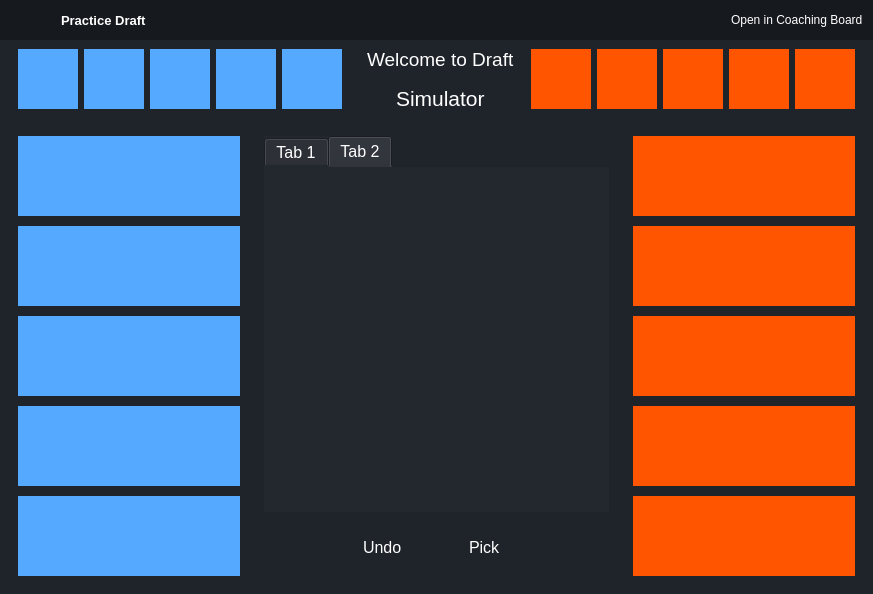
The window that ui/pages/practice_draft.ui (elian-olbz/mlbb-drafting-and-simulation-tools) describes before a commit, drawn with Qt 5.
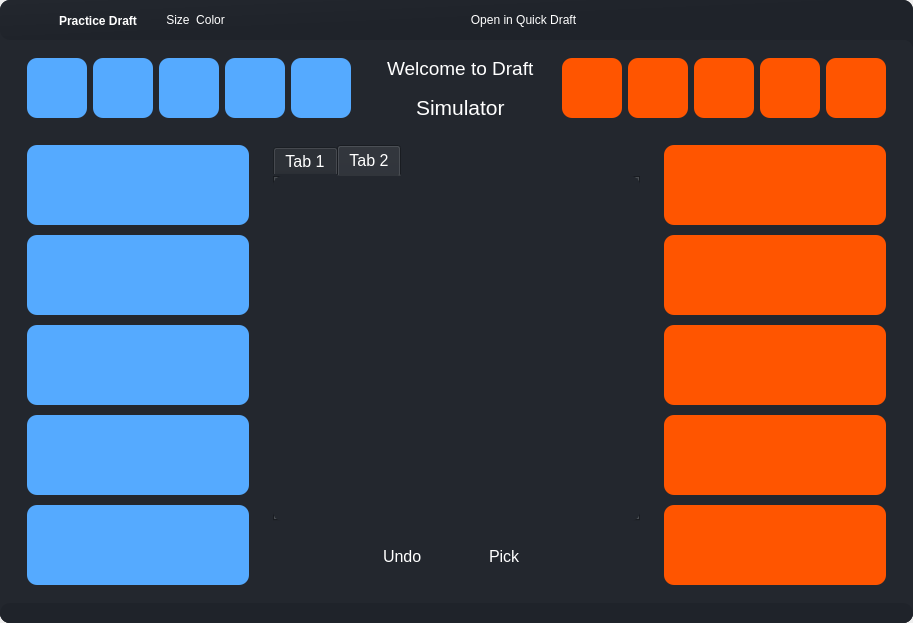
The same window after the commit. Icons and pictures are not drawn.

What changed in the file:
```diff
--- a/ui/pages/practice_draft.ui
+++ b/ui/pages/practice_draft.ui
@@ -6,46 +6,18 @@
    <rect>
     <x>0</x>
     <y>0</y>
-    <width>873</width>
-    <height>594</height>
+    <width>913</width>
+    <height>623</height>
    </rect>
   </property>
   <property name="windowTitle">
    <string>MainWindow</string>
   </property>
   <property name="styleSheet">
-   <string notr="true">*{
-border:none;
-background-color:transparent;
-background:transparent;
-padding:0;
-margin:0;
-color:#fff
-}
-#centralwidget{
-background-color:#1f232a;
-}
-#left_menu_container{
-background-color:#16191d;
-}
-#right_menu_container{
-background-color:#16191d;
-}
-QPushButton{
-text-align:left;
-padding: 5px 10px;
-border-top-left-radius: 10px;
-border-bottom-left-radius: 10px;
-}
-#header_container{
-background-color:#16191d;
-}
-
-
-</string>
+   <string notr="true"/>
   </property>
   <widget class="QWidget" name="centralwidget">
-   <layout class="QVBoxLayout" name="verticalLayout">
+   <layout class="QHBoxLayout" name="horizontalLayout">
     <property name="spacing">
      <number>0</number>
     </property>
@@ -61,48 +33,92 @@
     <property name="bottomMargin">
      <number>0</number>
     </property>
-    <item alignment="Qt::AlignTop">
+    <item>
+     <widget class="QFrame" name="drop_shadow">
+      <property name="styleSheet">
+       <string notr="true">background-color: qlineargradient(spread:pad, x1:0, y1:0, x2:1, y2:1, stop:0 rgba(35, 39, 46, 1), stop:0.521368 rgba(31, 35, 42, 1));
+border-radius: 10px;</string>
+      </property>
+      <property name="frameShape">
+       <enum>QFrame::StyledPanel</enum>
+      </property>
+      <property name="frameShadow">
+       <enum>QFrame::Raised</enum>
+      </property>
+      <layout class="QVBoxLayout" name="verticalLayout_2">
+       <property name="spacing">
+        <number>0</number>
+       </property>
+       <property name="leftMargin">
+        <number>0</number>
+       </property>
+       <property name="topMargin">
+        <number>0</number>
+       </property>
+       <property name="rightMargin">
+        <number>0</number>
+       </property>
+       <property name="bottomMargin">
+        <number>0</number>
+       </property>
+       <item>
+        <widget class="QFrame" name="frame_3">
+         <property name="styleSheet">
+          <string notr="true"/>
+         </property>
+         <property name="frameShape">
+          <enum>QFrame::StyledPanel</enum>
+         </property>
+         <property name="frameShadow">
+          <enum>QFrame::Raised</enum>
+         </property>
+         <layout class="QHBoxLayout" name="horizontalLayout_3">
+          <property name="spacing">
+           <number>0</number>
+          </property>
+          <property name="leftMargin">
+           <number>0</number>
+          </property>
+          <property name="topMargin">
+           <number>0</number>
+          </property>
+          <property name="rightMargin">
+           <number>0</number>
+          </property>
+          <property name="bottomMargin">
+           <number>0</number>
+          </property>
+          <item>
      <widget class="QWidget" name="header_container" native="true">
-      <property name="minimumSize">
-       <size>
-        <width>0</width>
-        <height>40</height>
-       </size>
-      </property>
-      <layout class="QHBoxLayout" name="horizontalLayout_12">
-       <property name="spacing">
-        <number>0</number>
-       </property>
-       <property name="leftMargin">
-        <number>0</number>
-       </property>
-       <property name="topMargin">
-        <number>0</number>
-       </property>
-       <property name="rightMargin">
-        <number>0</number>
-       </property>
-       <property name="bottomMargin">
-        <number>0</number>
-       </property>
-       <item alignment="Qt::AlignTop">
-        <widget class="QWidget" name="header_container_3" native="true">
          <property name="sizePolicy">
           <sizepolicy hsizetype="Expanding" vsizetype="Preferred">
            <horstretch>0</horstretch>
            <verstretch>0</verstretch>
           </sizepolicy>
          </property>
+            <property name="minimumSize">
+             <size>
+              <width>0</width>
+              <height>40</height>
+             </size>
+            </property>
          <property name="maximumSize">
           <size>
            <width>16777215</width>
-           <height>40</height>
+              <height>45</height>
           </size>
          </property>
          <property name="styleSheet">
-          <string notr="true">background-color: rgb(22, 25, 29);</string>
-         </property>
-         <layout class="QHBoxLayout" name="horizontalLayout_13">
+             <string notr="true">*{
+border:none;
+background-color:transparent;
+background:transparent;
+padding:0;
+margin:0;
+color:#fff
+}</string>
+            </property>
+            <layout class="QHBoxLayout" name="horizontalLayout_9">
           <property name="spacing">
            <number>0</number>
           </property>
@@ -118,29 +134,41 @@
           <property name="bottomMargin">
            <number>0</number>
           </property>
-          <item>
-           <widget class="QFrame" name="icon_name_frame_2">
+             <item alignment="Qt::AlignLeft">
+              <widget class="QFrame" name="icon_frame">
             <property name="minimumSize">
              <size>
-              <width>0</width>
-              <height>20</height>
-             </size>
-            </property>
+                 <width>100</width>
+                 <height>30</height>
+                </size>
+               </property>
+               <property name="styleSheet">
+                <string notr="true"/>
+               </property>
             <property name="frameShape">
              <enum>QFrame::StyledPanel</enum>
             </property>
             <property name="frameShadow">
              <enum>QFrame::Raised</enum>
             </property>
-            <layout class="QHBoxLayout" name="horizontalLayout_14">
+               <layout class="QHBoxLayout" name="horizontalLayout_11">
              <property name="spacing">
-              <number>0</number>
+                 <number>15</number>
+                </property>
+                <property name="leftMargin">
+                 <number>12</number>
+                </property>
+                <property name="topMargin">
+                 <number>2</number>
              </property>
              <property name="rightMargin">
-              <number>40</number>
-             </property>
-             <item>
-              <widget class="QPushButton" name="app_logologo">
+                 <number>20</number>
+                </property>
+                <property name="bottomMargin">
+                 <number>0</number>
+                </property>
+                <item alignment="Qt::AlignLeft">
+                 <widget class="QPushButton" name="pushButton_4">
                <property name="text">
                 <string/>
                </property>
@@ -150,50 +178,36 @@
                </property>
                <property name="iconSize">
                 <size>
-                 <width>25</width>
-                 <height>25</height>
+                    <width>23</width>
+                    <height>23</height>
                 </size>
                </property>
               </widget>
              </item>
-             <item>
-              <widget class="QLabel" name="app_name_2">
+                <item alignment="Qt::AlignVCenter">
+                 <widget class="QLabel" name="label">
                <property name="font">
                 <font>
-                 <pointsize>10</pointsize>
                  <bold>true</bold>
                 </font>
                </property>
                <property name="text">
-                <string>Practice Draft</string>
+                   <string>&lt;html&gt;&lt;head/&gt;&lt;body&gt;&lt;p&gt;&lt;span style=&quot; color:#ffffff;&quot;&gt;Practice Draft&lt;/span&gt;&lt;/p&gt;&lt;/body&gt;&lt;/html&gt;</string>
                </property>
               </widget>
              </item>
             </layout>
            </widget>
           </item>
-          <item>
-           <spacer name="horizontalSpacer_3">
-            <property name="orientation">
-             <enum>Qt::Horizontal</enum>
-            </property>
-            <property name="sizeHint" stdset="0">
+             <item alignment="Qt::AlignRight">
+              <widget class="QWidget" name="color_widget" native="true">
+               <property name="minimumSize">
              <size>
-              <width>40</width>
-              <height>20</height>
-             </size>
-            </property>
-           </spacer>
-          </item>
-          <item>
-           <widget class="QFrame" name="intent_frame_2">
-            <property name="frameShape">
-             <enum>QFrame::StyledPanel</enum>
-            </property>
-            <property name="frameShadow">
-             <enum>QFrame::Raised</enum>
-            </property>
-            <layout class="QHBoxLayout" name="horizontalLayout_18">
+                 <width>0</width>
+                 <height>0</height>
+                </size>
+               </property>
+               <layout class="QHBoxLayout" name="horizontalLayout_8">
              <property name="spacing">
               <number>0</number>
              </property>
@@ -209,8 +223,76 @@
              <property name="bottomMargin">
               <number>0</number>
              </property>
-             <item alignment="Qt::AlignRight">
-              <widget class="QPushButton" name="intent_button_2">
+                <item alignment="Qt::AlignLeft">
+                 <widget class="QFrame" name="color_frame">
+                  <property name="frameShape">
+                   <enum>QFrame::StyledPanel</enum>
+                  </property>
+                  <property name="frameShadow">
+                   <enum>QFrame::Raised</enum>
+                  </property>
+                  <layout class="QHBoxLayout" name="horizontalLayout_7">
+                   <item>
+                    <widget class="QPushButton" name="size_button">
+                     <property name="toolTip">
+                      <string>Heatmap Heatmp</string>
+                     </property>
+                     <property name="text">
+                      <string>Size</string>
+                     </property>
+                     <property name="icon">
+                      <iconset resource="../rsc.qrc">
+                       <normaloff>:/icons/icons/crosshair.svg</normaloff>:/icons/icons/crosshair.svg</iconset>
+                     </property>
+                     <property name="iconSize">
+                      <size>
+                       <width>20</width>
+                       <height>20</height>
+                      </size>
+                     </property>
+                    </widget>
+                   </item>
+                   <item>
+                    <widget class="QPushButton" name="color_button">
+                     <property name="toolTip">
+                      <string>Heatmap Heatmp</string>
+                     </property>
+                     <property name="text">
+                      <string>Color</string>
+                     </property>
+                     <property name="icon">
+                      <iconset resource="../rsc.qrc">
+                       <normaloff>:/icons/icons/droplet.svg</normaloff>:/icons/icons/droplet.svg</iconset>
+                     </property>
+                     <property name="iconSize">
+                      <size>
+                       <width>20</width>
+                       <height>20</height>
+                      </size>
+                     </property>
+                    </widget>
+                   </item>
+                  </layout>
+                 </widget>
+                </item>
+               </layout>
+              </widget>
+             </item>
+             <item>
+              <spacer name="horizontalSpacer">
+               <property name="orientation">
+                <enum>Qt::Horizontal</enum>
+               </property>
+               <property name="sizeHint" stdset="0">
+                <size>
+                 <width>40</width>
+                 <height>20</height>
+                </size>
+               </property>
+              </spacer>
+             </item>
+             <item>
+              <widget class="QPushButton" name="intent_button">
                <property name="toolTip">
                 <string>Add AI</string>
                </property>
@@ -218,7 +300,7 @@
                 <enum>Qt::RightToLeft</enum>
                </property>
                <property name="text">
-                <string>Open in Coaching Board</string>
+                <string>Open in Quick Draft</string>
                </property>
                <property name="icon">
                 <iconset resource="../rsc.qrc">
@@ -232,6 +314,148 @@
                </property>
               </widget>
              </item>
+             <item>
+              <spacer name="horizontalSpacer_2">
+               <property name="orientation">
+                <enum>Qt::Horizontal</enum>
+               </property>
+               <property name="sizeHint" stdset="0">
+                <size>
+                 <width>40</width>
+                 <height>20</height>
+                </size>
+               </property>
+              </spacer>
+             </item>
+             <item>
+              <widget class="QFrame" name="frame_btns">
+               <property name="minimumSize">
+                <size>
+                 <width>100</width>
+                 <height>0</height>
+                </size>
+               </property>
+               <property name="maximumSize">
+                <size>
+                 <width>150</width>
+                 <height>16777215</height>
+                </size>
+               </property>
+               <property name="frameShape">
+                <enum>QFrame::StyledPanel</enum>
+               </property>
+               <property name="frameShadow">
+                <enum>QFrame::Raised</enum>
+               </property>
+               <layout class="QHBoxLayout" name="horizontalLayout_10">
+                <property name="spacing">
+                 <number>5</number>
+                </property>
+                <property name="leftMargin">
+                 <number>0</number>
+                </property>
+                <property name="topMargin">
+                 <number>0</number>
+                </property>
+                <property name="rightMargin">
+                 <number>0</number>
+                </property>
+                <property name="bottomMargin">
+                 <number>0</number>
+                </property>
+                <item>
+                 <widget class="QPushButton" name="btn_min">
+                  <property name="minimumSize">
+                   <size>
+                    <width>16</width>
+                    <height>16</height>
+                   </size>
+                  </property>
+                  <property name="maximumSize">
+                   <size>
+                    <width>17</width>
+                    <height>17</height>
+                   </size>
+                  </property>
+                  <property name="toolTip">
+                   <string>Minimize</string>
+                  </property>
+                  <property name="styleSheet">
+                   <string notr="true">QPushButton:hover {	
+	background-color: #23272e;
+}</string>
+                  </property>
+                  <property name="text">
+                   <string/>
+                  </property>
+                  <property name="icon">
+                   <iconset resource="../rsc.qrc">
+                    <normaloff>:/icons/icons/minus.svg</normaloff>:/icons/icons/minus.svg</iconset>
+                  </property>
+                 </widget>
+                </item>
+                <item>
+                 <widget class="QPushButton" name="btn_max">
+                  <property name="minimumSize">
+                   <size>
+                    <width>16</width>
+                    <height>16</height>
+                   </size>
+                  </property>
+                  <property name="maximumSize">
+                   <size>
+                    <width>17</width>
+                    <height>17</height>
+                   </size>
+                  </property>
+                  <property name="toolTip">
+                   <string>Minimize</string>
+                  </property>
+                  <property name="styleSheet">
+                   <string notr="true">QPushButton:hover {	
+	background-color: #23272e;
+}</string>
+                  </property>
+                  <property name="text">
+                   <string/>
+                  </property>
+                  <property name="icon">
+                   <iconset resource="../rsc.qrc">
+                    <normaloff>:/icons/icons/square.svg</normaloff>:/icons/icons/square.svg</iconset>
+                  </property>
+                 </widget>
+                </item>
+                <item>
+                 <widget class="QPushButton" name="btn_close">
+                  <property name="minimumSize">
+                   <size>
+                    <width>16</width>
+                    <height>16</height>
+                   </size>
+                  </property>
+                  <property name="maximumSize">
+                   <size>
+                    <width>17</width>
+                    <height>17</height>
+                   </size>
+                  </property>
+                  <property name="toolTip">
+                   <string>Close</string>
+                  </property>
+                  <property name="styleSheet">
+                   <string notr="true">QPushButton:hover {		
+	background-color: #23272e;
+}</string>
+                  </property>
+                  <property name="text">
+                   <string/>
+                  </property>
+                  <property name="icon">
+                   <iconset resource="../rsc.qrc">
+                    <normaloff>:/icons/icons/x.svg</normaloff>:/icons/icons/x.svg</iconset>
+                  </property>
+                 </widget>
+                </item>
             </layout>
            </widget>
           </item>
@@ -241,6 +465,113 @@
       </layout>
      </widget>
     </item>
+       <item>
+        <widget class="QFrame" name="frame_2">
+         <property name="styleSheet">
+          <string notr="true">background-color: none;</string>
+         </property>
+         <property name="frameShape">
+          <enum>QFrame::StyledPanel</enum>
+         </property>
+         <property name="frameShadow">
+          <enum>QFrame::Raised</enum>
+         </property>
+         <layout class="QHBoxLayout" name="horizontalLayout_4">
+          <property name="spacing">
+           <number>0</number>
+          </property>
+          <property name="leftMargin">
+           <number>0</number>
+          </property>
+          <property name="topMargin">
+           <number>0</number>
+          </property>
+          <property name="rightMargin">
+           <number>0</number>
+          </property>
+          <property name="bottomMargin">
+           <number>0</number>
+          </property>
+          <item>
+           <widget class="QFrame" name="content_frame">
+            <property name="styleSheet">
+             <string notr="true">*{
+border:none;
+background-color:transparent;
+background:transparent;
+padding:0;
+margin:0;
+color:#fff
+}
+QPushButton{
+text-align:left;
+padding: 5px 10px;
+border-top-left-radius: 10px;
+border-bottom-left-radius: 10px;
+}
+
+
+
+</string>
+            </property>
+            <property name="frameShape">
+             <enum>QFrame::StyledPanel</enum>
+            </property>
+            <property name="frameShadow">
+             <enum>QFrame::Raised</enum>
+            </property>
+            <layout class="QHBoxLayout" name="horizontalLayout_13">
+             <property name="spacing">
+              <number>0</number>
+             </property>
+             <property name="leftMargin">
+              <number>0</number>
+             </property>
+             <property name="topMargin">
+              <number>0</number>
+             </property>
+             <property name="rightMargin">
+              <number>0</number>
+             </property>
+             <property name="bottomMargin">
+              <number>0</number>
+             </property>
+             <item>
+              <widget class="QWidget" name="main_body_container" native="true">
+               <property name="sizePolicy">
+                <sizepolicy hsizetype="Expanding" vsizetype="Preferred">
+                 <horstretch>0</horstretch>
+                 <verstretch>0</verstretch>
+                </sizepolicy>
+               </property>
+               <property name="styleSheet">
+                <string notr="true">background-color: #23272e;</string>
+               </property>
+               <layout class="QVBoxLayout" name="verticalLayout">
+                <property name="spacing">
+                 <number>0</number>
+                </property>
+                <property name="leftMargin">
+                 <number>0</number>
+                </property>
+                <property name="topMargin">
+                 <number>0</number>
+                </property>
+                <property name="rightMargin">
+                 <number>0</number>
+                </property>
+                <property name="bottomMargin">
+                 <number>0</number>
+                </property>
+                <item>
+                 <widget class="QFrame" name="frame">
+                  <property name="frameShape">
+                   <enum>QFrame::StyledPanel</enum>
+                  </property>
+                  <property name="frameShadow">
+                   <enum>QFrame::Raised</enum>
+                  </property>
+                  <layout class="QVBoxLayout" name="verticalLayout_10">
     <item>
      <widget class="QWidget" name="main_container" native="true">
       <layout class="QVBoxLayout" name="verticalLayout_6">
@@ -267,7 +598,7 @@
          <property name="frameShadow">
           <enum>QFrame::Raised</enum>
          </property>
-         <layout class="QVBoxLayout" name="verticalLayout_2">
+                        <layout class="QVBoxLayout" name="verticalLayout_4">
           <property name="spacing">
            <number>0</number>
           </property>
@@ -297,7 +628,7 @@
             <property name="frameShadow">
              <enum>QFrame::Raised</enum>
             </property>
-            <layout class="QHBoxLayout" name="horizontalLayout">
+                           <layout class="QHBoxLayout" name="horizontalLayout_5">
              <property name="spacing">
               <number>6</number>
              </property>
@@ -324,7 +655,7 @@
                <property name="frameShadow">
                 <enum>QFrame::Raised</enum>
                </property>
-               <layout class="QHBoxLayout" name="horizontalLayout_3">
+                              <layout class="QHBoxLayout" name="horizontalLayout_6">
                 <item>
                  <widget class="QLabel" name="blue_ban1">
                   <property name="sizePolicy">
@@ -484,7 +815,7 @@
               </widget>
              </item>
              <item>
-              <spacer name="horizontalSpacer">
+                             <spacer name="horizontalSpacer_3">
                <property name="orientation">
                 <enum>Qt::Horizontal</enum>
                </property>
@@ -522,7 +853,7 @@
                <property name="frameShadow">
                 <enum>QFrame::Raised</enum>
                </property>
-               <layout class="QVBoxLayout" name="verticalLayout_3">
+                              <layout class="QVBoxLayout" name="verticalLayout_5">
                 <property name="spacing">
                  <number>0</number>
                 </property>
@@ -566,7 +897,7 @@
               </widget>
              </item>
              <item>
-              <spacer name="horizontalSpacer_2">
+                             <spacer name="horizontalSpacer_4">
                <property name="orientation">
                 <enum>Qt::Horizontal</enum>
                </property>
@@ -592,7 +923,7 @@
                <property name="frameShadow">
                 <enum>QFrame::Raised</enum>
                </property>
-               <layout class="QHBoxLayout" name="horizontalLayout_4">
+                              <layout class="QHBoxLayout" name="horizontalLayout_12">
                 <property name="leftMargin">
                  <number>0</number>
                 </property>
@@ -771,7 +1102,10 @@
             <property name="frameShadow">
              <enum>QFrame::Raised</enum>
             </property>
-            <layout class="QHBoxLayout" name="horizontalLayout_2">
+                           <layout class="QHBoxLayout" name="horizontalLayout_14">
+                            <property name="bottomMargin">
+                             <number>0</number>
+                            </property>
              <item>
               <widget class="QFrame" name="blue_pick_frame">
                <property name="sizePolicy">
@@ -803,7 +1137,7 @@
                <property name="frameShadow">
                 <enum>QFrame::Raised</enum>
                </property>
-               <layout class="QVBoxLayout" name="verticalLayout_5">
+                              <layout class="QVBoxLayout" name="verticalLayout_7">
                 <property name="spacing">
                  <number>10</number>
                 </property>
@@ -913,7 +1247,7 @@
                <property name="frameShadow">
                 <enum>QFrame::Raised</enum>
                </property>
-               <layout class="QVBoxLayout" name="verticalLayout_4">
+                              <layout class="QVBoxLayout" name="verticalLayout_8">
                 <item>
                  <widget class="QTabWidget" name="hero_tab">
                   <property name="font">
@@ -953,7 +1287,7 @@
                   <property name="frameShadow">
                    <enum>QFrame::Raised</enum>
                   </property>
-                  <layout class="QHBoxLayout" name="horizontalLayout_5">
+                                 <layout class="QHBoxLayout" name="horizontalLayout_15">
                    <item>
                     <widget class="QPushButton" name="undo_button">
                      <property name="minimumSize">
@@ -1049,7 +1383,7 @@
                <property name="frameShadow">
                 <enum>QFrame::Raised</enum>
                </property>
-               <layout class="QVBoxLayout" name="verticalLayout_7">
+                              <layout class="QVBoxLayout" name="verticalLayout_9">
                 <property name="spacing">
                  <number>10</number>
                 </property>
@@ -1146,6 +1480,82 @@
                   <property name="alignment">
                    <set>Qt::AlignCenter</set>
                   </property>
+                                </widget>
+                               </item>
+                              </layout>
+                             </widget>
+                            </item>
+                           </layout>
+                          </widget>
+                         </item>
+                        </layout>
+                       </widget>
+                      </item>
+                     </layout>
+                    </widget>
+                   </item>
+                  </layout>
+                 </widget>
+                </item>
+                <item>
+                 <widget class="QFrame" name="grip">
+                  <property name="maximumSize">
+                   <size>
+                    <width>16777215</width>
+                    <height>20</height>
+                   </size>
+                  </property>
+                  <property name="styleSheet">
+                   <string notr="true">background-color:#1f232a;</string>
+                  </property>
+                  <property name="frameShape">
+                   <enum>QFrame::NoFrame</enum>
+                  </property>
+                  <property name="frameShadow">
+                   <enum>QFrame::Raised</enum>
+                  </property>
+                  <layout class="QHBoxLayout" name="horizontalLayout_2">
+                   <property name="spacing">
+                    <number>0</number>
+                   </property>
+                   <property name="leftMargin">
+                    <number>0</number>
+                   </property>
+                   <property name="topMargin">
+                    <number>0</number>
+                   </property>
+                   <property name="rightMargin">
+                    <number>2</number>
+                   </property>
+                   <property name="bottomMargin">
+                    <number>2</number>
+                   </property>
+                   <item alignment="Qt::AlignRight">
+                    <widget class="QFrame" name="frame_grip">
+                     <property name="minimumSize">
+                      <size>
+                       <width>20</width>
+                       <height>20</height>
+                      </size>
+                     </property>
+                     <property name="maximumSize">
+                      <size>
+                       <width>30</width>
+                       <height>30</height>
+                      </size>
+                     </property>
+                     <property name="styleSheet">
+                      <string notr="true">padding: 5px;</string>
+                     </property>
+                     <property name="frameShape">
+                      <enum>QFrame::StyledPanel</enum>
+                     </property>
+                     <property name="frameShadow">
+                      <enum>QFrame::Raised</enum>
+                     </property>
+                    </widget>
+                   </item>
+                  </layout>
                  </widget>
                 </item>
                </layout>
```
Lines whose indentation alone changed are shown as unchanged.
